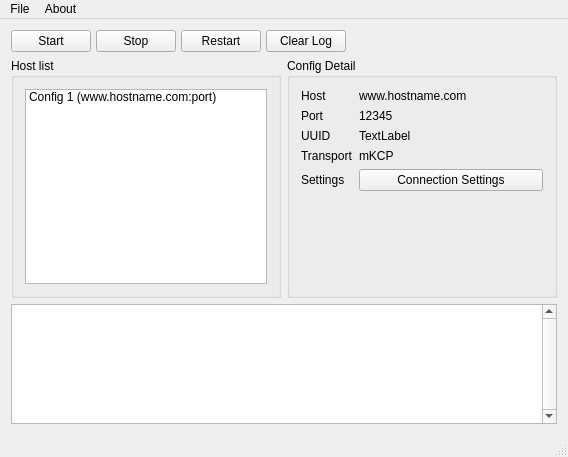
Qt form src/MainWindow.ui (darsvador/qvssr) before a commit.
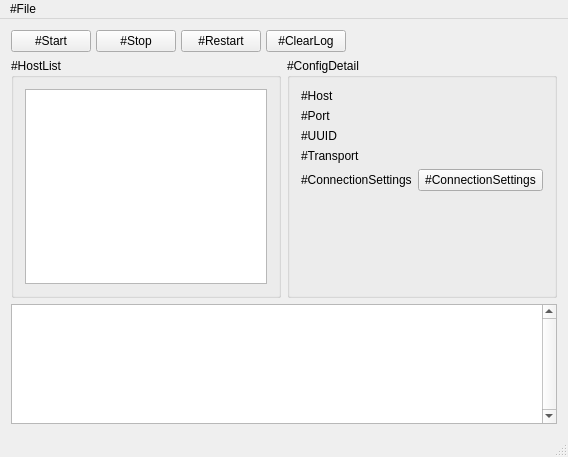
The same form after that commit.

The edit to the form file:
```diff
--- a/src/MainWindow.ui
+++ b/src/MainWindow.ui
@@ -43,21 +43,21 @@
         <item>
          <widget class="QPushButton" name="startButton">
           <property name="text">
-           <string>Start</string>
+           <string>#Start</string>
           </property>
          </widget>
         </item>
         <item>
          <widget class="QPushButton" name="stopButton">
           <property name="text">
-           <string>Stop</string>
+           <string>#Stop</string>
           </property>
          </widget>
         </item>
         <item>
          <widget class="QPushButton" name="restartButton">
           <property name="text">
-           <string>Restart</string>
+           <string>#Restart</string>
           </property>
           <property name="flat">
            <bool>false</bool>
@@ -67,7 +67,7 @@
         <item>
          <widget class="QPushButton" name="clearlogButton">
           <property name="text">
-           <string>Clear Log</string>
+           <string>#ClearLog</string>
           </property>
          </widget>
         </item>
@@ -94,7 +94,7 @@
         <item>
          <widget class="QGroupBox" name="groupBox_2">
           <property name="title">
-           <string>Host list</string>
+           <string>#HostList</string>
           </property>
           <layout class="QHBoxLayout" name="horizontalLayout_2">
            <item>
@@ -129,11 +129,6 @@
              <property name="viewMode">
               <enum>QListView::ListMode</enum>
              </property>
-             <item>
-              <property name="text">
-               <string>Config 1 (www.hostname.com:port)</string>
-              </property>
-             </item>
             </widget>
            </item>
           </layout>
@@ -142,7 +137,7 @@
         <item>
          <widget class="QGroupBox" name="groupBox">
           <property name="title">
-           <string>Config Detail</string>
+           <string>#ConfigDetail</string>
           </property>
           <layout class="QFormLayout" name="formLayout">
            <property name="fieldGrowthPolicy">
@@ -151,56 +146,56 @@
            <item row="0" column="0">
             <widget class="QLabel" name="label">
              <property name="text">
-              <string>Host</string>
+              <string>#Host</string>
              </property>
             </widget>
            </item>
            <item row="0" column="1">
             <widget class="QLabel" name="label_2">
              <property name="text">
-              <string>www.hostname.com</string>
+              <string/>
              </property>
             </widget>
            </item>
            <item row="1" column="0">
             <widget class="QLabel" name="label_3">
              <property name="text">
-              <string>Port</string>
+              <string>#Port</string>
              </property>
             </widget>
            </item>
            <item row="1" column="1">
             <widget class="QLabel" name="label_4">
              <property name="text">
-              <string>12345</string>
+              <string/>
              </property>
             </widget>
            </item>
            <item row="2" column="0">
             <widget class="QLabel" name="label_9">
              <property name="text">
-              <string>UUID</string>
+              <string>#UUID</string>
              </property>
             </widget>
            </item>
            <item row="2" column="1">
             <widget class="QLabel" name="label_7">
              <property name="text">
-              <string>TextLabel</string>
+              <string/>
              </property>
             </widget>
            </item>
            <item row="3" column="0">
             <widget class="QLabel" name="label_5">
              <property name="text">
-              <string>Transport</string>
+              <string>#Transport</string>
              </property>
             </widget>
            </item>
            <item row="3" column="1">
             <widget class="QLabel" name="label_6">
              <property name="text">
-              <string>mKCP</string>
+              <string/>
              </property>
             </widget>
            </item>
@@ -213,14 +208,14 @@
               </sizepolicy>
              </property>
              <property name="text">
-              <string>Connection Settings</string>
+              <string>#ConnectionSettings</string>
              </property>
             </widget>
            </item>
            <item row="4" column="0">
             <widget class="QLabel" name="label_11">
              <property name="text">
-              <string>Settings</string>
+              <string>#ConnectionSettings</string>
              </property>
             </widget>
            </item>
@@ -246,12 +241,12 @@
      <x>0</x>
      <y>0</y>
      <width>568</width>
-     <height>29</height>
+     <height>21</height>
     </rect>
    </property>
    <widget class="QMenu" name="menuFile">
     <property name="title">
-     <string>File</string>
+     <string>#File</string>
     </property>
     <widget class="QMenu" name="menuNew">
      <property name="title">
@@ -265,13 +260,7 @@
     <addaction name="separator"/>
     <addaction name="actionExit"/>
    </widget>
-   <widget class="QMenu" name="menuAbout">
-    <property name="title">
-     <string>About</string>
-    </property>
-   </widget>
    <addaction name="menuFile"/>
-   <addaction name="menuAbout"/>
   </widget>
   <widget class="QStatusBar" name="statusBar"/>
   <action name="actionEdit">
```
Left out of the diff: 19 changed lines with no effect on the pictures.
